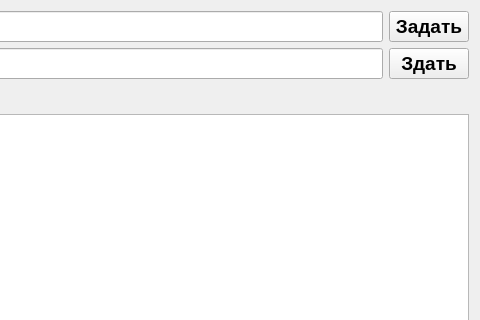
kirillnubik/IT_course_work, file test.ui: the form before one commit; both pictures show x 433 to 913 and y 0 to 320 of the 913 by 540 pixel window.
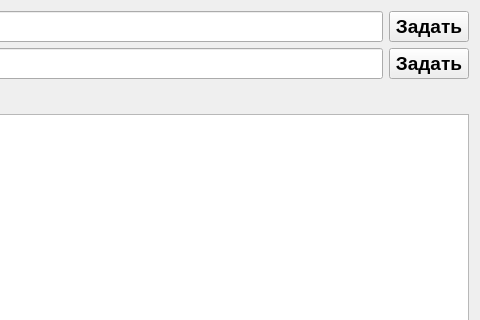
The form after the commit.

Diff of the .ui file:
```diff
--- a/test.ui
+++ b/test.ui
@@ -122,7 +122,7 @@
         </font>
        </property>
        <property name="text">
-        <string>Здать</string>
+        <string>Задать</string>
        </property>
       </widget>
      </item>
```
